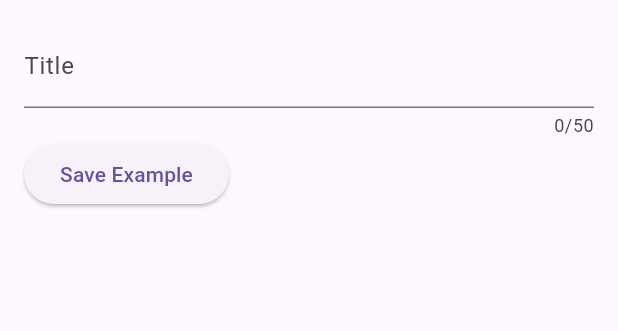
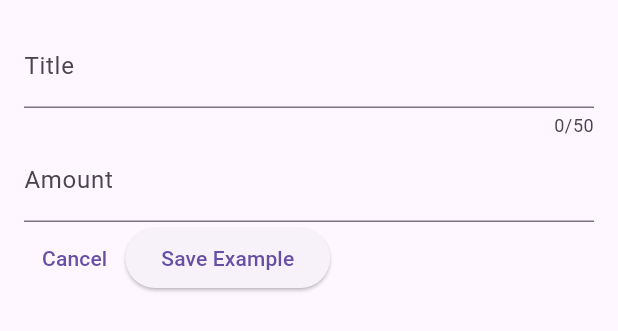
Before and after one commit to wemali05/expense_tracker, a Flutter app: the NewExpense widget shown alone on an empty page, opened directly, after a tap on "Save Example", on a phone screen of 412 x 824 dp. Shown: the top 331 px of the screen. Run offline on Flutter 3.47's test engine with Material 3 defaults, Android fonts, the phone set to English and light mode, and no system bars.

Commit message:
number input

```diff
--- a/lib/widgets/new_expense.dart
+++ b/lib/widgets/new_expense.dart
@@ -1,4 +1,5 @@
 import 'package:flutter/material.dart';
+import 'package:flutter/services.dart';
 
 class NewExpense extends StatefulWidget {
   const NewExpense({super.key});
@@ -11,10 +12,12 @@ class NewExpense extends StatefulWidget {
 
 class _NewExpenseState extends State<NewExpense> {
   final _textController = TextEditingController();
+  final _amountController = TextEditingController();
 
   @override
   void dispose() {
     _textController.dispose();
+    _amountController.dispose();
     super.dispose();
   }
 
@@ -31,11 +34,25 @@ class _NewExpenseState extends State<NewExpense> {
               label: Text('Title'),
             ),
           ),
+          TextField(
+            controller: _amountController,
+            keyboardType: TextInputType.number,
+            inputFormatters: [FilteringTextInputFormatter.digitsOnly,],
+            decoration: const InputDecoration(
+              prefixText: '\$ ',
+              label: Text('Amount'),
+            ),
+          ),
           Row(
             children: [
+              TextButton(
+                onPressed: () {},
+                child: const Text('Cancel'),
+              ),
               ElevatedButton(
                 onPressed: () {
-                  print(_textController);
+                  print(_textController.text);
+                  print(_amountController.text);
                 },
                 child: const Text('Save Example'),
               ),
```
